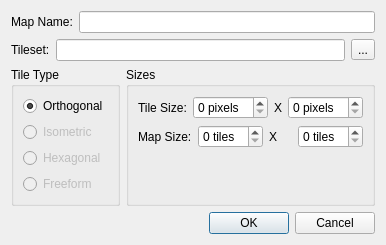
Above: LevelProperties.ui from Preece/TGL before the change. Below: the same form after it.
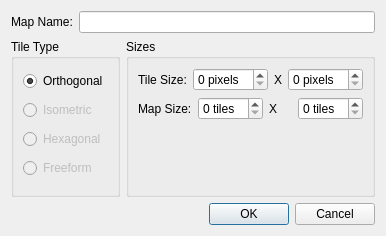
That is the form after the change. Icons and pictures are not drawn.

Commit message: Arranged and added tools to the main window UI

The edit to the form file:
```diff
--- a/LevelProperties.ui
+++ b/LevelProperties.ui
@@ -7,7 +7,7 @@
     <x>0</x>
     <y>0</y>
     <width>337</width>
-    <height>226</height>
+    <height>236</height>
    </rect>
   </property>
   <property name="sizePolicy">
@@ -34,31 +34,6 @@
      </item>
     </layout>
    </item>
-   <item>
-    <layout class="QHBoxLayout" name="horizontalLayout_5">
-     <item>
-      <widget class="QLabel" name="label_6">
-       <property name="text">
-        <string>Tileset:</string>
-       </property>
-      </widget>
-     </item>
-     <item>
-      <widget class="QLineEdit" name="tilesetInput"/>
-     </item>
-     <item>
-      <widget class="QToolButton" name="tilesetFindfileButton">
-       <property name="text">
-        <string>...</string>
-       </property>
-       <property name="icon">
-        <iconset resource="Icons.qrc">
-         <normaloff>:/Icons/Icons/open.png</normaloff>:/Icons/Icons/open.png</iconset>
-       </property>
-      </widget>
-     </item>
-    </layout>
-   </item>
    <item>
     <layout class="QHBoxLayout" name="horizontalLayout_4">
      <item>
```
Left out of the diff: 4 changed lines with no effect on the pictures. The commit also changes 2 other files.
